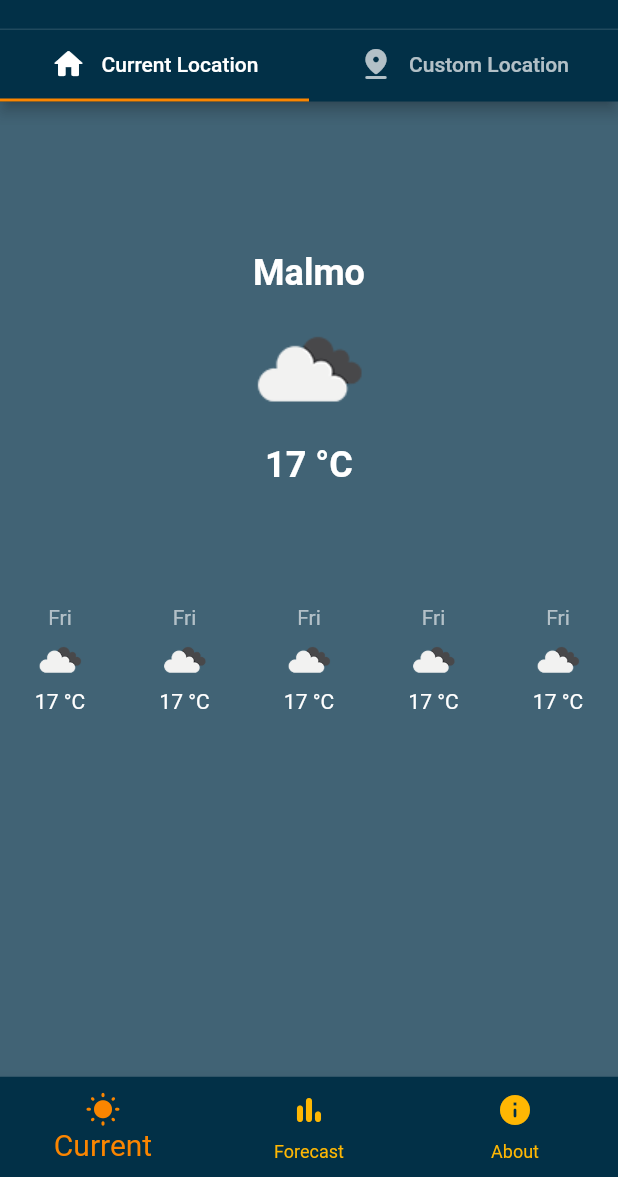
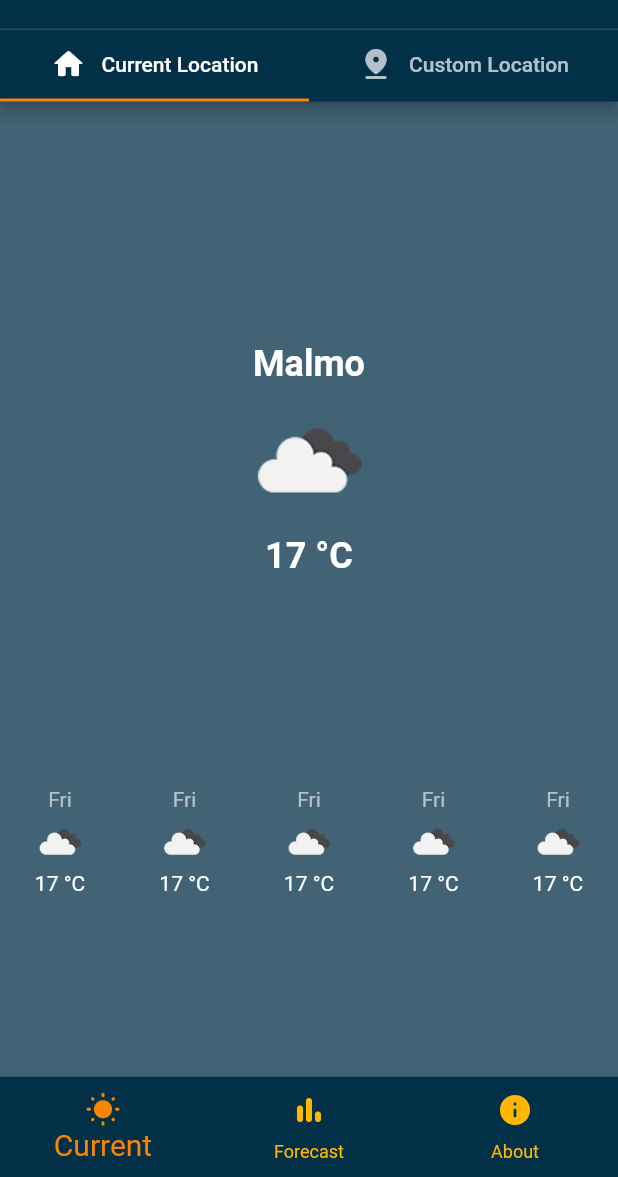
Before and after one commit to neurothrone/zephyr, a Flutter app: the screen it shows after launch, on a phone screen of 412 x 824 dp, the part 59-1236 px from its top. Run offline on Flutter 3.47's test engine with Material 2 defaults, Android fonts, the phone set to English and light mode, and no system bars; our stand-ins replace flutter_dotenv, geolocator, permission_handler.

Commit message:
improve layout

```diff
--- a/lib/src/features/current_weather/presentation/local/local_location_weather.dart
+++ b/lib/src/features/current_weather/presentation/local/local_location_weather.dart
@@ -23,18 +23,26 @@ class _LocalLocationWeatherState extends State<LocalLocationWeather> {
 
   @override
   Widget build(BuildContext context) {
+    final mediaQuery = MediaQuery.of(context);
+
+    return LayoutBuilder(
+        builder: (context, BoxConstraints viewportConstraints) {
       return SingleChildScrollView(
         padding: const EdgeInsets.all(kPadding20),
+        child: ConstrainedBox(
+          constraints: BoxConstraints(minHeight: viewportConstraints.maxHeight),
           child: Column(
+            mainAxisAlignment: MainAxisAlignment.spaceEvenly,
             crossAxisAlignment: CrossAxisAlignment.stretch,
             children: [
               // ElevatedButton(
               //   onPressed: _isLoading ? null : _getCurrentWeather,
               //   child: const Text("Get Local Weather"),
               // ),
-          const SizedBox(height: kPadding40 * 2),
               LocationWeatherDisplay(weather: fakeLocationWeather),
-          const SizedBox(height: kPadding40 * 2),
+              // This fixes the spacing that is lost in landscape mode
+              if (mediaQuery.orientation == Orientation.landscape)
+                SizedBox(height: mediaQuery.size.height * 0.1),
               const LocationForecastWeatherDisplay(),
 
               // if (_isLoading) ...[
@@ -45,7 +53,9 @@ class _LocalLocationWeatherState extends State<LocalLocationWeather> {
               // ],
             ],
           ),
+        ),
       );
+    });
   }
 
   Future<void> _getCurrentWeather() async {
```
Lines whose indentation alone changed are shown as unchanged.
